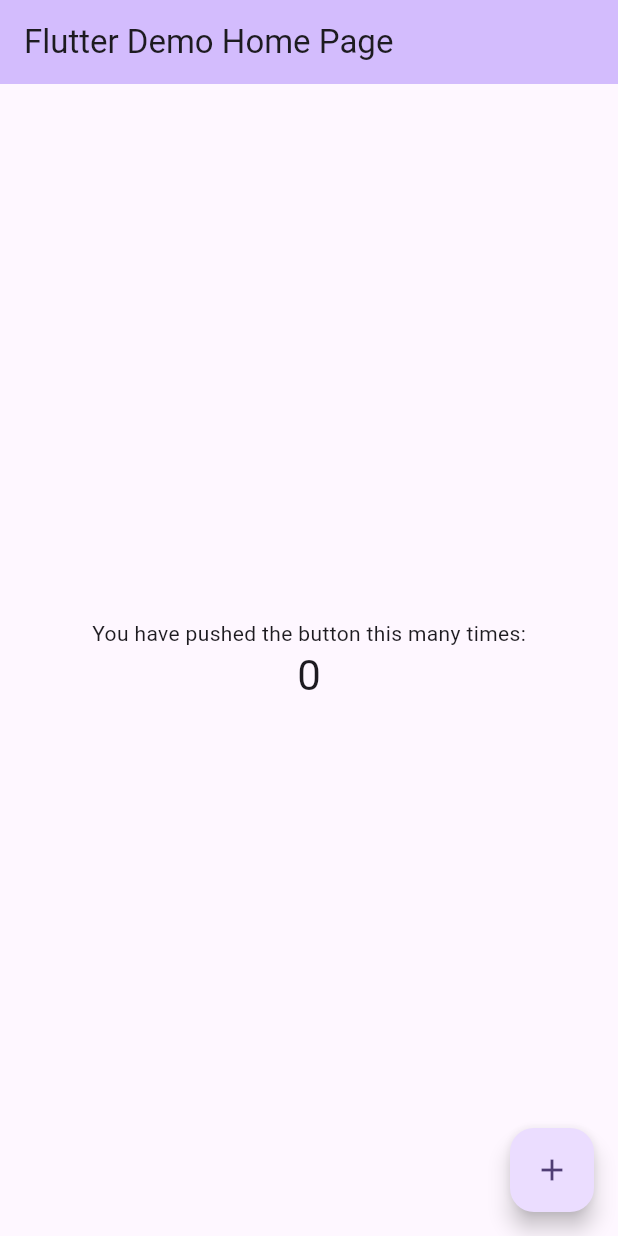
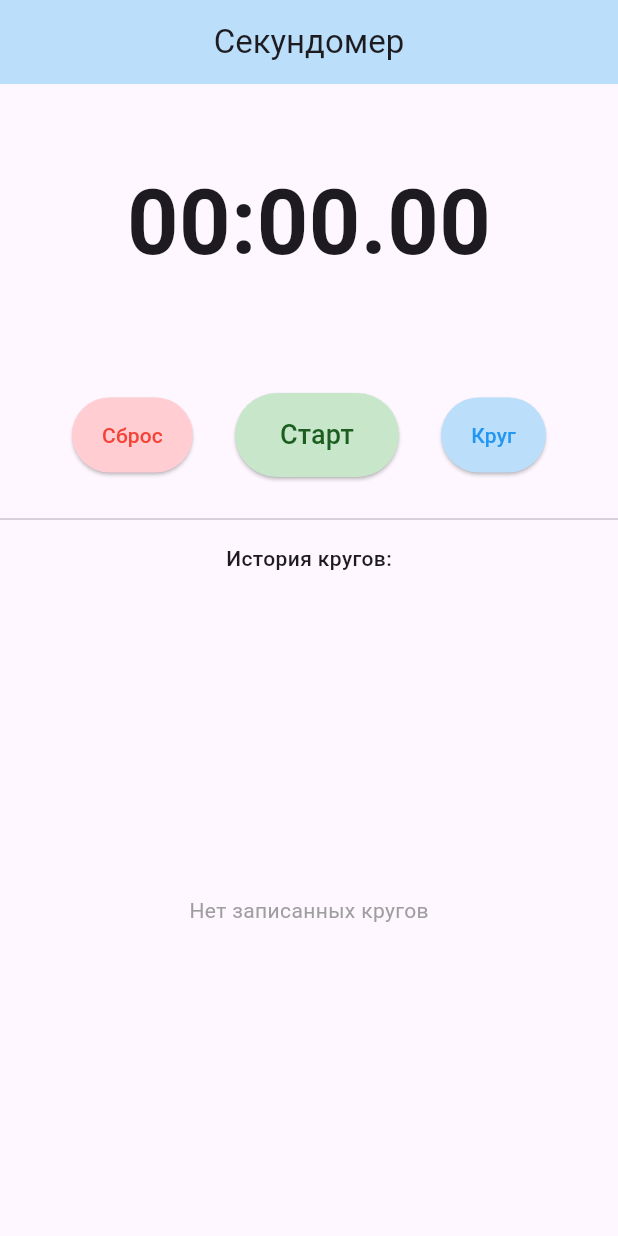
Before and after one commit to skumarlock/timerziz, a Flutter app: the screen it shows after launch, on a phone screen of 412 x 824 dp. Run offline on Flutter 3.47's test engine with Material 3 defaults, Android fonts, the light colour scheme and no system bars.

Commit message:
готово

```diff
--- a/lib/main.dart
+++ b/lib/main.dart
@@ -1,122 +1,207 @@
+import 'dart:async'; // Для использования Timer
 import 'package:flutter/material.dart';
 
 void main() {
-  runApp(const MyApp());
+  runApp(const StopwatchApp());
 }
 
-class MyApp extends StatelessWidget {
-  const MyApp({super.key});
+class StopwatchApp extends StatelessWidget {
+  const StopwatchApp({super.key});
 
-  // This widget is the root of your application.
   @override
   Widget build(BuildContext context) {
     return MaterialApp(
-      title: 'Flutter Negro',
+      debugShowCheckedModeBanner: false,
+      title: 'Секундомер Flutter',
       theme: ThemeData(
-        // This is the theme of your application.
-        //
-        // TRY THIS: Try running your application with "flutter run". You'll see
-        // the application has a purple toolbar. Then, without quitting the app,
-        // try changing the seedColor in the colorScheme below to Colors.green
-        // and then invoke "hot reload" (save your changes or press the "hot
-        // reload" button in a Flutter-supported IDE, or press "r" if you used
-        // the command line to start the app).
-        //
-        // Notice that the counter didn't reset back to zero; the application
-        // state is not lost during the reload. To reset the state, use hot
-        // restart instead.
-        //
-        // This works for code too, not just values: Most code changes can be
-        // tested with just a hot reload.
-        colorScheme: ColorScheme.fromSeed(seedColor: Colors.deepPurple),
+        primarySwatch: Colors.blue,
+        useMaterial3: true,
       ),
-      home: const MyHomePage(title: 'Flutter Demo Home Page'),
+      home: const StopwatchPage(),
     );
   }
 }
 
-class MyHomePage extends StatefulWidget {
-  const MyHomePage({super.key, required this.title});
-
-  // This widget is the home page of your application. It is stateful, meaning
-  // that it has a State object (defined below) that contains fields that affect
-  // how it looks.
-
-  // This class is the configuration for the state. It holds the values (in this
-  // case the title) provided by the parent (in this case the App widget) and
-  // used by the build method of the State. Fields in a Widget subclass are
-  // always marked "final".
-
-  final String title;
+class StopwatchPage extends StatefulWidget {
+  const StopwatchPage({super.key});
 
   @override
-  State<MyHomePage> createState() => _MyHomePageState();
+  State<StopwatchPage> createState() => _StopwatchPageState();
 }
 
-class _MyHomePageState extends State<MyHomePage> {
-  int _counter = 0;
+class _StopwatchPageState extends State<StopwatchPage> {
+  // Инициализация встроенного в Dart класса Stopwatch для точного отсчета
+  final Stopwatch _stopwatch = Stopwatch();
 
-  void _incrementCounter() {
+  // Таймер для периодического обновления UI
+  Timer? _timer;
+
+  // Список для хранения времени кругов
+  final List<String> _laps = [];
+
+  // Метод для форматирования времени в строку MM:SS.mm
+  String _formatTime(int milliseconds) {
+    int hundreds = (milliseconds / 10).truncate() % 100;
+    int seconds = (milliseconds / 1000).truncate() % 60;
+    int minutes = (milliseconds / (1000 * 60)).truncate();
+
+    String minutesStr = minutes.toString().padLeft(2, '0');
+    String secondsStr = seconds.toString().padLeft(2, '0');
+    String hundredsStr = hundreds.toString().padLeft(2, '0');
+
+    return "$minutesStr:$secondsStr.$hundredsStr";
+  }
+
+  // Запуск или пауза секундомера
+  void _startStopTimer() {
+    if (_stopwatch.isRunning) {
+      _stopwatch.stop();
+      _timer?.cancel(); // Останавливаем обновление UI
+    } else {
+      _stopwatch.start();
+      // Запускаем Timer для обновления UI каждые 30 мс
+      _timer = Timer.periodic(const Duration(milliseconds: 30), (timer) {
+        setState(() {
+          // Вызываем setState, чтобы обновить отображаемое время
+        });
+      });
+    }
+    setState(() {}); // Обновляем состояние кнопки (Старт/Стоп)
+  }
+
+  // Сброс секундомера
+  void _resetTimer() {
+    _stopwatch.stop();
+    _stopwatch.reset();
+    _timer?.cancel();
     setState(() {
-      // This call to setState tells the Flutter framework that something has
-      // changed in this State, which causes it to rerun the build method below
-      // so that the display can reflect the updated values. If we changed
-      // _counter without calling setState(), then the build method would not be
-      // called again, and so nothing would appear to happen.
-      _counter++;
+      _laps.clear(); // Очищаем список кругов
     });
+  }
+
+  // Добавление круга
+  void _addLap() {
+    // Добавляем только если таймер запущен или есть время на табло
+    if (_stopwatch.elapsedMilliseconds > 0) {
+      setState(() {
+        String lapTime = _formatTime(_stopwatch.elapsedMilliseconds);
+        // Вставляем в начало списка, чтобы новые круги были сверху
+        _laps.insert(0, "Круг ${_laps.length + 1}: $lapTime");
+      });
+    }
+  }
+
+  @override
+  void dispose() {
+    _timer?.cancel(); // Обязательно отменяем таймер при закрытии экрана
+    super.dispose();
   }
 
   @override
   Widget build(BuildContext context) {
-    // This method is rerun every time setState is called, for instance as done
-    // by the _incrementCounter method above.
-    //
-    // The Flutter framework has been optimized to make rerunning build methods
-    // fast, so that you can just rebuild anything that needs updating rather
-    // than having to individually change instances of widgets.
+    // Текущее время для отображения
+    String formattedTime = _formatTime(_stopwatch.elapsedMilliseconds);
+
     return Scaffold(
       appBar: AppBar(
-        // TRY THIS: Try changing the color here to a specific color (to
-        // Colors.amber, perhaps?) and trigger a hot reload to see the AppBar
-        // change color while the other colors stay the same.
-        backgroundColor: Theme.of(context).colorScheme.inversePrimary,
-        // Here we take the value from the MyHomePage object that was created by
-        // the App.build method, and use it to set our appbar title.
-        title: Text(widget.title),
+        title: const Text('Секундомер'),
+        centerTitle: true,
+        backgroundColor: Colors.blue.shade100,
       ),
-      body: Center(
-        // Center is a layout widget. It takes a single child and positions it
-        // in the middle of the parent.
-        child: Column(
-          // Column is also a layout widget. It takes a list of children and
-          // arranges them vertically. By default, it sizes itself to fit its
-          // children horizontally, and tries to be as tall as its parent.
-          //
-          // Column has various properties to control how it sizes itself and
-          // how it positions its children. Here we use mainAxisAlignment to
-          // center the children vertically; the main axis here is the vertical
-          // axis because Columns are vertical (the cross axis would be
-          // horizontal).
-          //
-          // TRY THIS: Invoke "debug painting" (choose the "Toggle Debug Paint"
-          // action in the IDE, or press "p" in the console), to see the
-          // wireframe for each widget.
-          mainAxisAlignment: MainAxisAlignment.center,
-          children: <Widget>[
-            const Text('You have pushed the button this many times:'),
-            Text(
-              '$_counter',
-              style: Theme.of(context).textTheme.headlineMedium,
+      body: Column(
+        children: [
+          // Блок с отображением времени
+          Container(
+            padding: const EdgeInsets.symmetric(vertical: 50),
+            alignment: Alignment.center,
+            child: Text(
+              formattedTime,
+              style: const TextStyle(
+                fontSize: 60,
+                fontWeight: FontWeight.bold,
+                fontFeatures: [FontFeature.tabularFigures()], // Моноширинные цифры (чтобы не прыгали)
+              ),
             ),
-          ],
-        ),
+          ),
+
+          // Блок с кнопками управления
+          Padding(
+            padding: const EdgeInsets.symmetric(horizontal: 20, vertical: 20),
+            child: Row(
+              mainAxisAlignment: MainAxisAlignment.spaceEvenly,
+              children: [
+                // Кнопка Сброс
+                ElevatedButton(
+                  onPressed: _resetTimer,
+                  style: ElevatedButton.styleFrom(
+                    backgroundColor: Colors.red.shade100,
+                    padding: const EdgeInsets.symmetric(horizontal: 20, vertical: 15),
+                  ),
+                  child: const Text('Сброс', style: TextStyle(color: Colors.red)),
+                ),
+
+                // Кнопка Старт/Стоп
+                ElevatedButton(
+                  onPressed: _startStopTimer,
+                  style: ElevatedButton.styleFrom(
+                    backgroundColor: _stopwatch.isRunning ? Colors.orange.shade100 : Colors.green.shade100,
+                    padding: const EdgeInsets.symmetric(horizontal: 30, vertical: 15),
+                  ),
+                  child: Text(
+                    _stopwatch.isRunning ? 'Стоп' : 'Старт',
+                    style: TextStyle(
+                      fontSize: 18,
+                      color: _stopwatch.isRunning ? Colors.deepOrange : Colors.green[900],
+                    ),
+                  ),
+                ),
+
+                // Кнопка Круг
+                ElevatedButton(
+                  onPressed: _addLap,
+                  style: ElevatedButton.styleFrom(
+                    backgroundColor: Colors.blue.shade100,
+                    padding: const EdgeInsets.symmetric(horizontal: 20, vertical: 15),
+                  ),
+                  child: const Text('Круг', style: TextStyle(color: Colors.blue)),
+                ),
+              ],
+            ),
+          ),
+
+          const Divider(),
+          const Padding(
+            padding: EdgeInsets.all(8.0),
+            child: Text("История кругов:", style: TextStyle(fontWeight: FontWeight.w500)),
+          ),
+
+          // Список кругов (ListView)
+          Expanded(
+            child: _laps.isEmpty
+                ? const Center(
+                    child: Text(
+                      'Нет записанных кругов',
+                      style: TextStyle(color: Colors.grey),
+                    ),
+                  )
+                : ListView.builder(
+                    itemCount: _laps.length,
+                    itemBuilder: (context, index) {
+                      return Card(
+                        margin: const EdgeInsets.symmetric(horizontal: 15, vertical: 5),
+                        child: ListTile(
+                          leading: const Icon(Icons.timer_outlined),
+                          title: Text(
+                            _laps[index],
+                            style: const TextStyle(fontSize: 18),
+                          ),
+                        ),
+                      );
+                    },
+                  ),
+          ),
+        ],
       ),
-      floatingActionButton: FloatingActionButton(
-        onPressed: _incrementCounter,
-        tooltip: 'Increment',
-        child: const Icon(Icons.add),
-      ), // This trailing comma makes auto-formatting nicer for build methods.
     );
   }
 }
```
Also changed, not shown: 1 other file.
